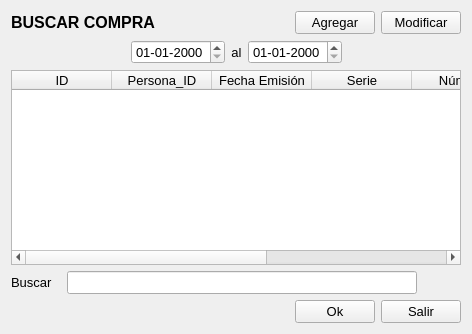
Qt form Compra/comprabuscar.ui (radtek/manager) before a commit.
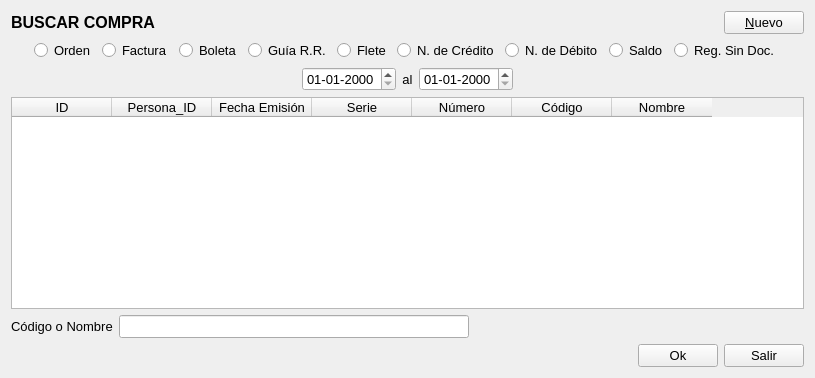
The same form after that commit. Icons and pictures are not drawn.

```diff
--- a/Compra/comprabuscar.ui
+++ b/Compra/comprabuscar.ui
@@ -6,8 +6,8 @@
    <rect>
     <x>0</x>
     <y>0</y>
-    <width>472</width>
-    <height>334</height>
+    <width>815</width>
+    <height>378</height>
    </rect>
   </property>
   <property name="windowTitle">
@@ -51,22 +51,161 @@
         </font>
        </property>
        <property name="text">
-        <string>Agregar</string>
+        <string>&amp;Nuevo</string>
        </property>
+       <property name="icon">
+        <iconset resource="../ManagerSystem/Iconos.qrc">
+         <normaloff>:/new/Iconos/Black_New-Page.png</normaloff>:/new/Iconos/Black_New-Page.png</iconset>
+       </property>
+       <property name="iconSize">
+        <size>
+         <width>32</width>
+         <height>32</height>
+        </size>
+       </property>
+       <property name="shortcut">
+        <string>Alt+N</string>
+       </property>
       </widget>
      </item>
+    </layout>
+   </item>
+   <item>
+    <layout class="QHBoxLayout" name="horizontalLayout_5">
      <item>
-      <widget class="QPushButton" name="pushButton_modificar">
+      <spacer name="horizontalSpacer_7">
+       <property name="orientation">
+        <enum>Qt::Horizontal</enum>
+       </property>
+       <property name="sizeHint" stdset="0">
+        <size>
+         <width>40</width>
+         <height>20</height>
+        </size>
+       </property>
+      </spacer>
+     </item>
+     <item>
+      <widget class="QRadioButton" name="radioButton_orden">
        <property name="font">
         <font>
          <pointsize>10</pointsize>
         </font>
        </property>
        <property name="text">
-        <string>Modificar</string>
+        <string>Orden</string>
        </property>
       </widget>
      </item>
+     <item>
+      <widget class="QRadioButton" name="radioButton_factura">
+       <property name="font">
+        <font>
+         <pointsize>10</pointsize>
+        </font>
+       </property>
+       <property name="text">
+        <string>Factura</string>
+       </property>
+      </widget>
+     </item>
+     <item>
+      <widget class="QRadioButton" name="radioButton_boleta">
+       <property name="font">
+        <font>
+         <pointsize>10</pointsize>
+        </font>
+       </property>
+       <property name="text">
+        <string>Boleta</string>
+       </property>
+      </widget>
+     </item>
+     <item>
+      <widget class="QRadioButton" name="radioButton_guia">
+       <property name="font">
+        <font>
+         <pointsize>10</pointsize>
+        </font>
+       </property>
+       <property name="text">
+        <string>Guía R.R.</string>
+       </property>
+      </widget>
+     </item>
+     <item>
+      <widget class="QRadioButton" name="radioButton_flete">
+       <property name="font">
+        <font>
+         <pointsize>10</pointsize>
+        </font>
+       </property>
+       <property name="text">
+        <string>Flete</string>
+       </property>
+      </widget>
+     </item>
+     <item>
+      <widget class="QRadioButton" name="radioButton_nota_credito">
+       <property name="font">
+        <font>
+         <pointsize>10</pointsize>
+        </font>
+       </property>
+       <property name="text">
+        <string>N. de Crédito</string>
+       </property>
+      </widget>
+     </item>
+     <item>
+      <widget class="QRadioButton" name="radioButton_nota_debito">
+       <property name="font">
+        <font>
+         <pointsize>10</pointsize>
+        </font>
+       </property>
+       <property name="text">
+        <string>N. de Débito</string>
+       </property>
+      </widget>
+     </item>
+     <item>
+      <widget class="QRadioButton" name="radioButton_saldo">
+       <property name="font">
+        <font>
+         <pointsize>10</pointsize>
+        </font>
+       </property>
+       <property name="text">
+        <string>Saldo</string>
+       </property>
+      </widget>
+     </item>
+     <item>
+      <widget class="QRadioButton" name="radioButton_reg_sin_doc">
+       <property name="font">
+        <font>
+         <pointsize>10</pointsize>
+        </font>
+       </property>
+       <property name="text">
+        <string>Reg. Sin Doc.</string>
+       </property>
+      </widget>
+     </item>
+     <item>
+      <spacer name="horizontalSpacer_6">
+       <property name="orientation">
+        <enum>Qt::Horizontal</enum>
+       </property>
+       <property name="sizeHint" stdset="0">
+        <size>
+         <width>40</width>
+         <height>20</height>
+        </size>
+       </property>
+      </spacer>
+     </item>
     </layout>
    </item>
    <item>
@@ -194,13 +333,13 @@
       <widget class="QLabel" name="label_nombre">
        <property name="minimumSize">
         <size>
-         <width>50</width>
+         <width>0</width>
          <height>0</height>
         </size>
        </property>
        <property name="maximumSize">
         <size>
-         <width>50</width>
+         <width>16777215</width>
          <height>16777215</height>
         </size>
        </property>
@@ -210,7 +349,7 @@
         </font>
        </property>
        <property name="text">
-        <string>Buscar</string>
+        <string>Código o Nombre</string>
        </property>
       </widget>
      </item>
```
Left out of the diff: 5 changed lines with no effect on the pictures.
